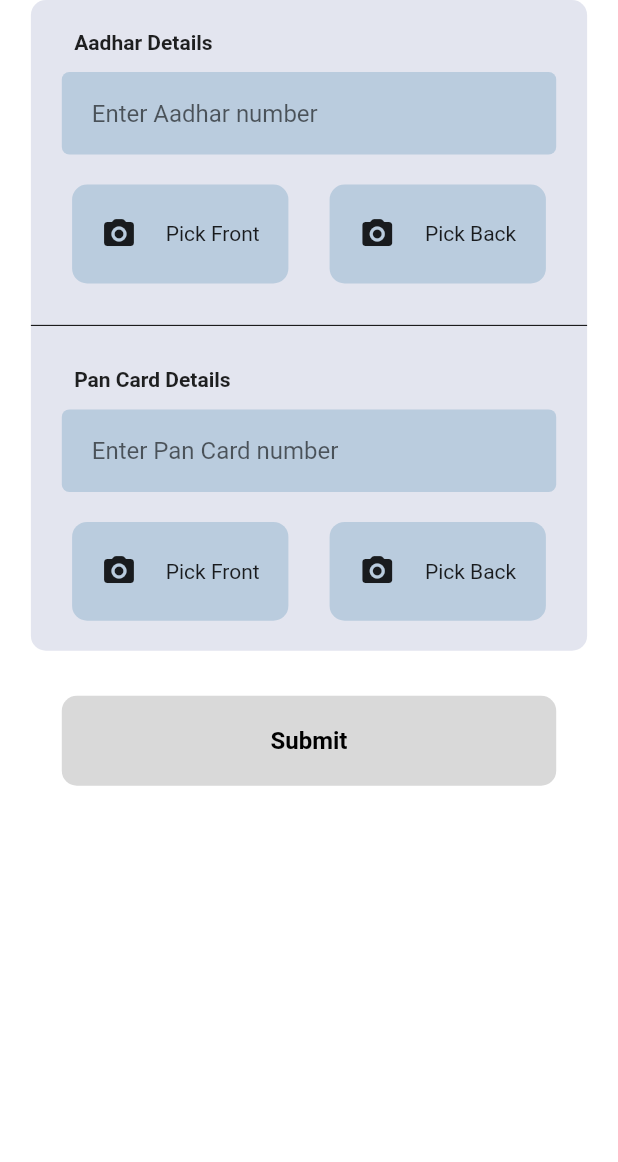
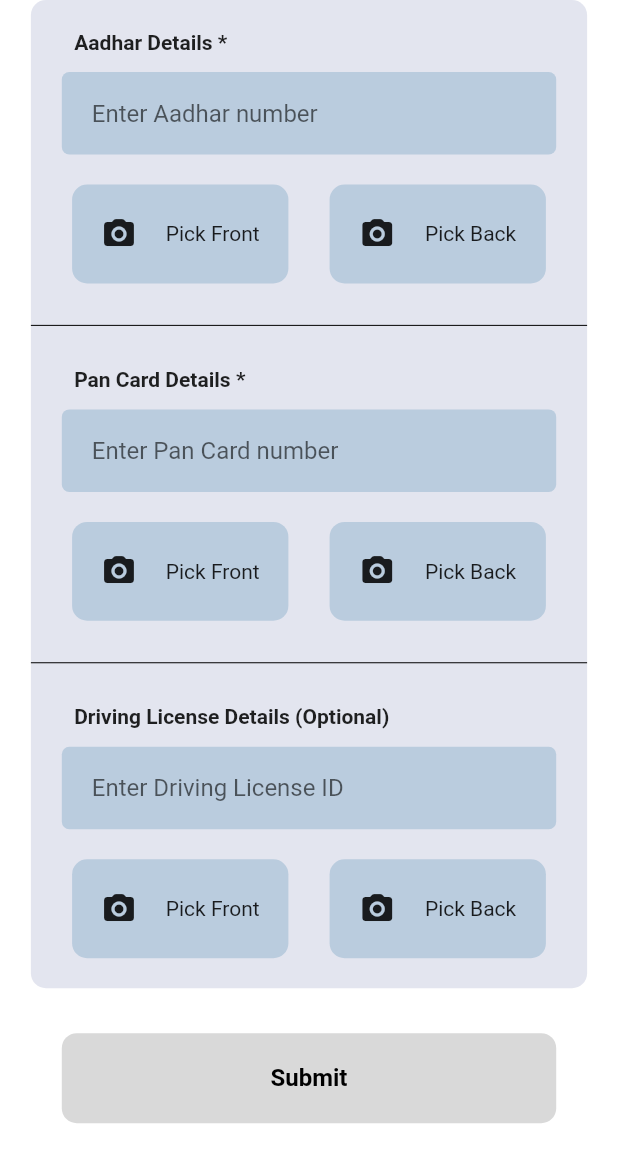
Before and after one commit to joe-l-mathew/aaya_partner, a Flutter app: the DocumentVerificationScreen screen opened directly, on a phone screen of 412 x 824 dp. Shown: the top 1162 px of the screen. Run offline on Flutter 3.47's test engine with Material 2 defaults, Android fonts, the phone set to English and light mode, and no system bars; our stand-ins replace dio, firebase_core, firebase_messaging, flutter_svg, geolocator, get and 5 more; accounts and stored records are empty.

Commit message:
Added driving liscence upload

```diff
--- a/lib/repository/api_services/onboarding_services.dart
+++ b/lib/repository/api_services/onboarding_services.dart
@@ -16,8 +16,10 @@ class BasicDetailModel {
   final String? profileImage;
   final double longitude;
   final double latitude;
+  final List<String> skills;
   BasicDetailModel({
     required this.name,
+    required this.skills,
     required this.email,
     required this.dob,
     required this.gender,
@@ -34,14 +36,21 @@ class DocumentVerificationModel {
   final String panBack;
   final String aadharFront;
   final String aadharBack;
+  final String? drivingFront;
+  final String? drivingBack;
+  final String? drivingNumber;
 
-  DocumentVerificationModel(
-      {required this.aadharNo,
-      required this.panNumber,
-      required this.panFront,
-      required this.panBack,
-      required this.aadharFront,
-      required this.aadharBack});
+  DocumentVerificationModel({
+    required this.aadharNo,
+    required this.panNumber,
+    required this.panFront,
+    required this.panBack,
+    required this.aadharFront,
+    required this.aadharBack,
+    this.drivingFront,
+    this.drivingBack,
+    this.drivingNumber,
+  });
 }
 
 class OnboardingServices {
@@ -107,7 +116,16 @@ class OnboardingServices {
         filePath: documentVerificationModel.panFront);
     String? panBack = await CommonService.uploadFile(
         filePath: documentVerificationModel.panBack);
-
+    String? drivingFront;
+    String? drivingBack;
+    if (documentVerificationModel.drivingFront != null &&
+        documentVerificationModel.drivingBack != null &&
+        documentVerificationModel.drivingNumber!.isNotEmpty) {
+      drivingFront = await CommonService.uploadFile(
+          filePath: documentVerificationModel.drivingFront!);
+      drivingBack = await CommonService.uploadFile(
+          filePath: documentVerificationModel.drivingBack!);
+    }
     if (aadharFront == null ||
         aadharBack == null ||
         panFront == null ||
@@ -120,7 +138,10 @@ class OnboardingServices {
       "pan_front": panFront,
       "pan_back": panBack,
       "aadhar_front": aadharFront,
-      "aadhar_back": aadharBack
+      "aadhar_back": aadharBack,
+      "driving_number": documentVerificationModel.drivingNumber,
+      "driving_front": drivingFront ?? "",
+      "driving_back": drivingBack ?? ""
     };
 
     try {
--- a/lib/screens/onboarding/document_verification_screen.dart
+++ b/lib/screens/onboarding/document_verification_screen.dart
@@ -19,12 +19,15 @@ class _DocumentVerificationScreenState
   bool isLoading = false;
   TextEditingController aadharNoController = TextEditingController();
   TextEditingController panNoController = TextEditingController();
+  TextEditingController drivingController = TextEditingController();
   XFile? aadharFront;
   XFile? aadarBack;
   XFile? panFront;
   XFile? panBack;
   String? aadarNo;
   String? panN;
+  XFile? drivingFront;
+  XFile? drivingBack;
   @override
   Widget build(BuildContext context) {
     Size size = MediaQuery.of(context).size;
@@ -49,7 +52,7 @@ class _DocumentVerificationScreenState
                       padding:
                           EdgeInsets.only(left: size.width * 0.07, bottom: 12),
                       child: const Text(
-                        "Aadhar Details",
+                        "Aadhar Details *",
                         style: TextStyle(fontWeight: FontWeight.bold),
                       ),
                     ),
@@ -156,7 +159,7 @@ class _DocumentVerificationScreenState
                       padding:
                           EdgeInsets.only(left: size.width * 0.07, bottom: 12),
                       child: const Text(
-                        "Pan Card Details",
+                        "Pan Card Details *",
                         style: TextStyle(fontWeight: FontWeight.bold),
                       ),
                     ),
@@ -252,6 +255,113 @@ class _DocumentVerificationScreenState
                     ),
                     const SizedBox(
                       height: 20,
+                    ),
+                    const Divider(
+                      color: Colors.black,
+                    ),
+                    const SizedBox(
+                      height: 20,
+                    ),
+                    Padding(
+                      padding:
+                          EdgeInsets.only(left: size.width * 0.07, bottom: 12),
+                      child: const Text(
+                        "Driving License Details (Optional)",
+                        style: TextStyle(fontWeight: FontWeight.bold),
+                      ),
+                    ),
+                    AayaTextFromField(
+                        onChanged: (e) {
+                          setState(() {});
+                        },
+                        size: size,
+                        hintText: "Enter Driving License ID",
+                        maxLength: 12,
+                        controller: drivingController,
+                        inputType: TextInputType.text,
+                        autoFocous: false),
+                    const SizedBox(
+                      height: 20,
+                    ),
+                    Row(
+                      mainAxisAlignment: MainAxisAlignment.spaceEvenly,
+                      children: [
+                        GestureDetector(
+                          onTap: () async {
+                            XFile? pickingImage = await ImagePicker()
+                                .pickImage(source: ImageSource.gallery);
+                            if (pickingImage != null) {
+                              drivingFront = pickingImage;
+                              setState(() {});
+                            }
+                          },
+                          child: Container(
+                            width: size.width * 0.35,
+                            height: size.height * 0.08,
+                            decoration: BoxDecoration(
+                              image: drivingFront == null
+                                  ? null
+                                  : DecorationImage(
+                                      fit: BoxFit.cover,
+                                      image: FileImage(
+                                        File(drivingFront!.path),
+                                      ),
+                                    ),
+                              borderRadius: BorderRadius.circular(10),
+                              color: Theme.of(context).secondaryHeaderColor,
+                            ),
+                            child: Row(
+                              crossAxisAlignment: CrossAxisAlignment.center,
+                              mainAxisAlignment: MainAxisAlignment.spaceEvenly,
+                              children: [
+                                const Icon(Icons.camera_alt_rounded),
+                                Text(drivingFront == null
+                                    ? "Pick Front"
+                                    : "Change Front"),
+                              ],
+                            ),
+                          ),
+                        ),
+                        GestureDetector(
+                          onTap: () async {
+                            XFile? pickingImage = await ImagePicker()
+                                .pickImage(source: ImageSource.gallery);
+                            if (pickingImage != null) {
+                              drivingBack = pickingImage;
+                              setState(() {});
+                            }
+                          },
+                          child: Container(
+                            width: size.width * 0.35,
+                            height: size.height * 0.08,
+                            decoration: BoxDecoration(
+                              image: drivingBack == null
+                                  ? null
+                                  : DecorationImage(
+                                      fit: BoxFit.cover,
+                                      image: FileImage(
+                                        File(drivingBack!.path),
+                                      ),
+                                    ),
+                              borderRadius: BorderRadius.circular(10),
+                              color: Theme.of(context).secondaryHeaderColor,
+                            ),
+                            child: Row(
+                              crossAxisAlignment: CrossAxisAlignment.center,
+                              mainAxisAlignment: MainAxisAlignment.spaceEvenly,
+                              children: [
+                                const Icon(Icons.camera_alt_rounded),
+                                Text(drivingBack == null
+                                    ? "Pick Back"
+                                    : "Change Back"),
+                              ],
+                            ),
+                          ),
+                        ),
+                      ],
+                    ),
+                    const SizedBox(
+                      height: 20,
                     )
                   ],
                 ),
@@ -282,7 +392,12 @@ class _DocumentVerificationScreenState
                             panBack: panBack!.path,
                             panFront: panFront!.path,
                             aadharBack: aadarBack!.path,
-                    ));
+                            drivingNumber: drivingController.text,
+                            drivingBack:
+                                drivingBack != null ? drivingBack!.path : null,
+                            drivingFront: drivingFront != null
+                                ? drivingFront!.path
+                                : null));
                     setState(() {
                       isLoading = false;
                     });
--- a/lib/screens/onboarding/onboarding_screen.dart
+++ b/lib/screens/onboarding/onboarding_screen.dart
@@ -424,6 +424,7 @@ class _WorkerOnboardingScreenState extends State<WorkerOnboardingScreen> {
                               bool isSuccess =
                                   await OnboardingServices.addBasicData(
                                 model: BasicDetailModel(
+                                    skills: [],
                                     profileImage: profileImagePath,
                                     dob: selectedDOB!,
                                     email: emailController.text,
@@ -457,7 +458,7 @@ class _WorkerOnboardingScreenState extends State<WorkerOnboardingScreen> {
                 DocumentVerificationScreen(
                   ontap: () {
                     Get.offAll(
-                      const VerificationPandingScreen(),
+                      const VerificationPendingScreen(),
                     );
                   },
                 )
--- a/lib/screens/onboarding/verification_pending_screen.dart
+++ b/lib/screens/onboarding/verification_pending_screen.dart
@@ -1,7 +1,7 @@
 import 'package:flutter/widgets.dart';
 
-class VerificationPandingScreen extends StatelessWidget {
-  const VerificationPandingScreen({super.key});
+class VerificationPendingScreen extends StatelessWidget {
+  const VerificationPendingScreen({super.key});
 
   @override
   Widget build(BuildContext context) {
```
Also changed, not shown: lib/repository/api_services/auth_services.dart (+2 -9 lines). Lines whose indentation alone changed are shown as unchanged.
